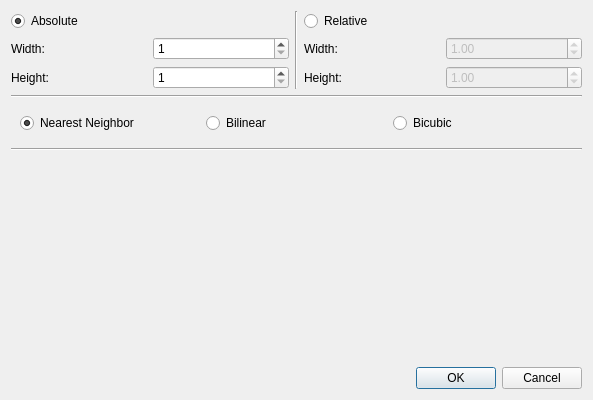
Qt form ImageProcessor/resizedialog.ui (SidneyTTW/ImageProcessor) before a commit.
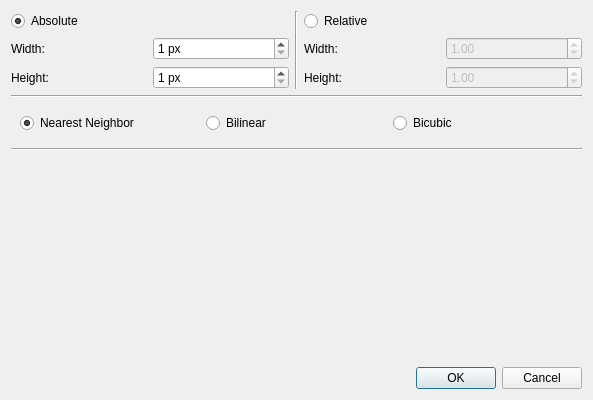
The same form after that commit. Custom widgets are drawn as their Qt base class.

Patch:
```diff
--- a/ImageProcessor/resizedialog.ui
+++ b/ImageProcessor/resizedialog.ui
@@ -39,6 +39,9 @@
          </item>
          <item row="0" column="1">
           <widget class="QSpinBox" name="widthSpinBox">
+           <property name="suffix">
+            <string> px</string>
+           </property>
            <property name="minimum">
             <number>1</number>
            </property>
@@ -56,6 +59,9 @@
          </item>
          <item row="1" column="1">
           <widget class="QSpinBox" name="heightSpinBox">
+           <property name="suffix">
+            <string> px</string>
+           </property>
            <property name="minimum">
             <number>1</number>
            </property>
```
